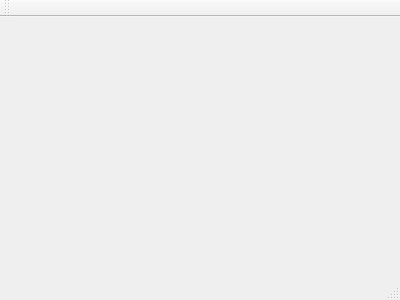
The window that mainwindow.ui (crabyh/oop) describes before a commit, drawn with Qt 5.
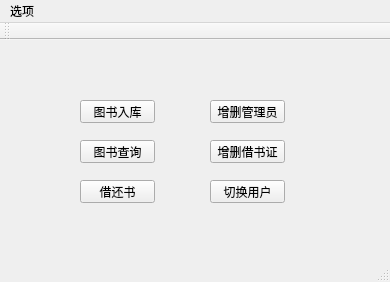
The same window after the commit.

```diff
--- a/mainwindow.ui
+++ b/mainwindow.ui
@@ -1,24 +1,147 @@
 <ui version="4.0">
  <class>MainWindow</class>
- <widget class="QMainWindow" name="MainWindow" >
-  <property name="geometry" >
+ <widget class="QMainWindow" name="MainWindow">
+  <property name="geometry">
    <rect>
     <x>0</x>
     <y>0</y>
-    <width>400</width>
-    <height>300</height>
+    <width>390</width>
+    <height>282</height>
    </rect>
   </property>
   <property name="windowTitle" >
    <string>MainWindow</string>
   </property>
-  <widget class="QMenuBar" name="menuBar" />
-  <widget class="QToolBar" name="mainToolBar" />
-  <widget class="QWidget" name="centralWidget" />
-  <widget class="QStatusBar" name="statusBar" />
+  <widget class="QWidget" name="centralWidget">
+   <widget class="QPushButton" name="pushButton">
+    <property name="geometry">
+     <rect>
+      <x>210</x>
+      <y>140</y>
+      <width>75</width>
+      <height>23</height>
+     </rect>
+    </property>
+    <property name="text">
+     <string>切换用户</string>
+    </property>
+   </widget>
+   <widget class="QPushButton" name="pushButton_2">
+    <property name="geometry">
+     <rect>
+      <x>80</x>
+      <y>60</y>
+      <width>75</width>
+      <height>23</height>
+     </rect>
+    </property>
+    <property name="text">
+     <string>图书入库</string>
+    </property>
+   </widget>
+   <widget class="QPushButton" name="pushButton_3">
+    <property name="geometry">
+     <rect>
+      <x>80</x>
+      <y>100</y>
+      <width>75</width>
+      <height>23</height>
+     </rect>
+    </property>
+    <property name="text">
+     <string>图书查询</string>
+    </property>
+   </widget>
+   <widget class="QPushButton" name="pushButton_4">
+    <property name="geometry">
+     <rect>
+      <x>80</x>
+      <y>140</y>
+      <width>75</width>
+      <height>23</height>
+     </rect>
+    </property>
+    <property name="text">
+     <string>借还书</string>
+    </property>
+   </widget>
+   <widget class="QPushButton" name="pushButton_5">
+    <property name="geometry">
+     <rect>
+      <x>210</x>
+      <y>60</y>
+      <width>75</width>
+      <height>23</height>
+     </rect>
+    </property>
+    <property name="text">
+     <string>增删管理员</string>
+    </property>
+   </widget>
+   <widget class="QPushButton" name="pushButton_6">
+    <property name="geometry">
+     <rect>
+      <x>210</x>
+      <y>100</y>
+      <width>75</width>
+      <height>23</height>
+     </rect>
+    </property>
+    <property name="text">
+     <string>增删借书证</string>
+    </property>
+   </widget>
+  </widget>
+  <widget class="QMenuBar" name="menuBar">
+   <property name="geometry">
+    <rect>
+     <x>0</x>
+     <y>0</y>
+     <width>390</width>
+     <height>23</height>
+    </rect>
+   </property>
+   <widget class="QMenu" name="menuHelp">
+    <property name="title">
+     <string>选项</string>
+    </property>
+    <addaction name="actionAbout"/>
+    <addaction name="actionAbout_QT"/>
+    <addaction name="actionExit"/>
+   </widget>
+   <addaction name="menuHelp"/>
+  </widget>
+  <widget class="QToolBar" name="mainToolBar">
+   <attribute name="toolBarArea">
+    <enum>TopToolBarArea</enum>
+   </attribute>
+   <attribute name="toolBarBreak">
+    <bool>false</bool>
+   </attribute>
+  </widget>
+  <widget class="QStatusBar" name="statusBar"/>
+  <action name="actionAbout">
+   <property name="text">
+    <string>about</string>
+   </property>
+  </action>
+  <action name="actionAbout_QT">
+   <property name="text">
+    <string>about QT</string>
+   </property>
+  </action>
+  <action name="actionHelp">
+   <property name="text">
+    <string>Help</string>
+   </property>
+  </action>
+  <action name="actionExit">
+   <property name="text">
+    <string>Exit</string>
+   </property>
+  </action>
  </widget>
- <layoutDefault spacing="6" margin="11" />
- <pixmapfunction></pixmapfunction>
+ <layoutdefault spacing="6" margin="11"/>
  <resources/>
  <connections/>
 </ui>
```
Left out of the diff: 5 changed lines with no effect on the pictures.
